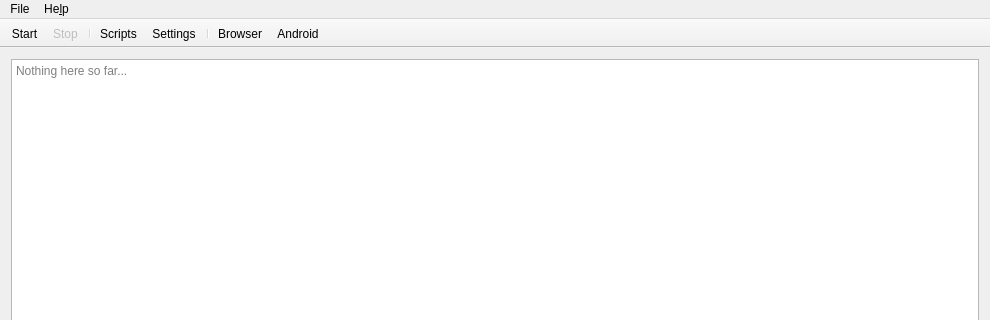
Qt form botfather/gui/control_window.ui (botfatherio/botfather) before a commit; both pictures show x 0 to 990 and y 0 to 320 of the 990 by 616 pixel window.
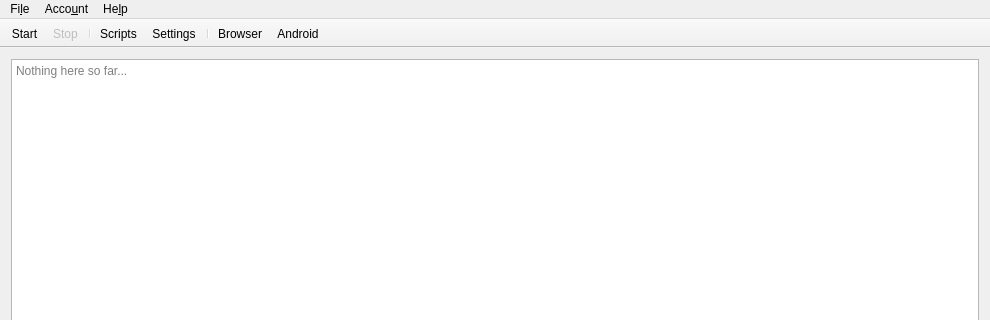
The same form after that commit. Icons and pictures are not drawn.

Commit message: Add and enable the authentication dialog

What changed in the file:
```diff
--- a/botfather/gui/control_window.ui
+++ b/botfather/gui/control_window.ui
@@ -86,12 +86,19 @@
    </widget>
    <widget class="QMenu" name="menuFile">
     <property name="title">
-     <string>File</string>
+     <string>Fi&amp;le</string>
     </property>
     <addaction name="actionCheckForUpdates"/>
     <addaction name="actionExit"/>
    </widget>
+   <widget class="QMenu" name="menuAccount">
+    <property name="title">
+     <string>Acco&amp;unt</string>
+    </property>
+    <addaction name="actionShowLogin"/>
+   </widget>
    <addaction name="menuFile"/>
+   <addaction name="menuAccount"/>
    <addaction name="menuHelp"/>
   </widget>
   <widget class="QToolBar" name="mainToolBar">
```
Left out of the diff: 9 changed lines with no effect on the pictures. The commit also changes 6 other files.
